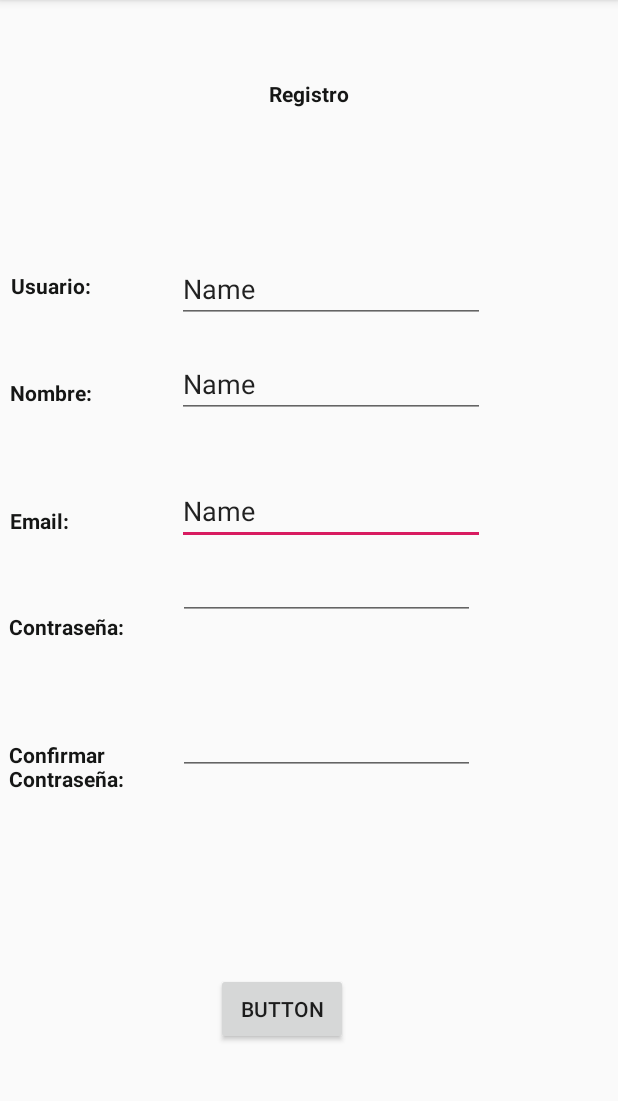
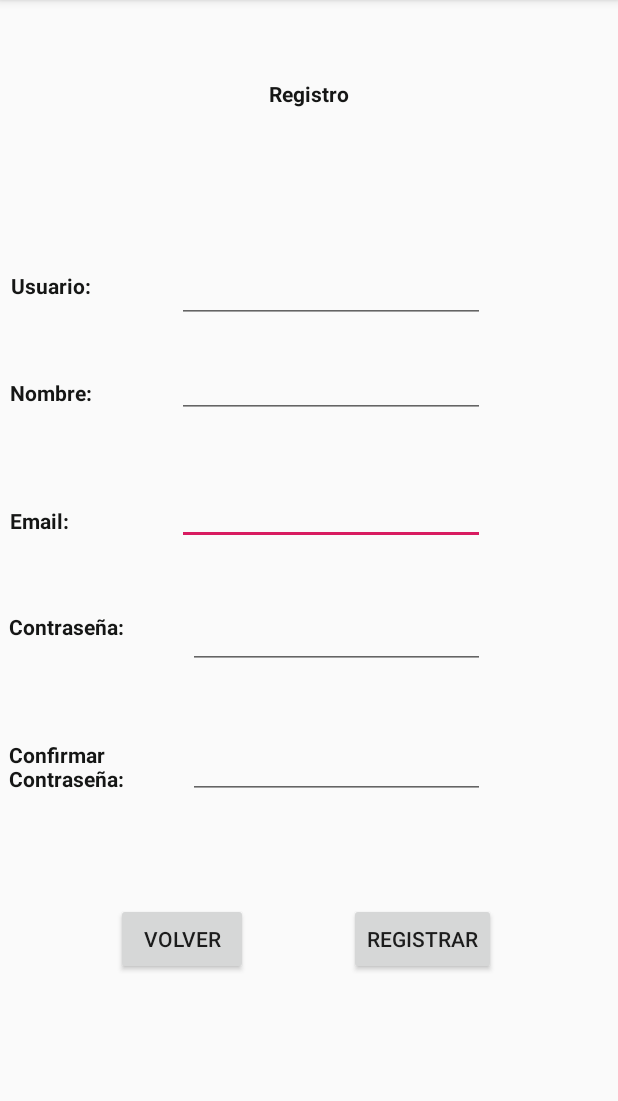
Before and after one commit to Pablogls2/MisTapasAndroid, an Android app: the fragment RegistroFragment shown on its own in the app's theme, on a phone screen of 412 x 824 dp, the part 84-1185 px from its top. Run offline under Robolectric (Android 15) with nearby library versions, the phone set to English and light mode, and no system bars.

Commit message:
Registro finalizado 03/02/2020

```diff
--- a/app/src/main/java/com/example/mistapas/ui/login/ActividadLogin.java
+++ b/app/src/main/java/com/example/mistapas/ui/login/ActividadLogin.java
@@ -108,7 +108,7 @@ public class ActividadLogin extends AppCompatActivity {
         btnLoginRegistro.setOnClickListener(new View.OnClickListener() {
             @Override
             public void onClick(View v) {
-                Intent i= new Intent(getActivity(), RegistroActivity.class);
+                Intent i= new Intent(getApplicationContext(), RegistroActivity.class);
                 startActivity(i);
             }
         });
--- a/app/src/main/java/com/example/mistapas/ui/modelos/Usuario.java
+++ b/app/src/main/java/com/example/mistapas/ui/modelos/Usuario.java
@@ -40,10 +40,12 @@ public class Usuario {
     }
 
     public Usuario(String nickname, String nombre, String email, String psw) {
+
         this.nickname = nickname;
         this.nombre = nombre;
         this.email = email;
         this.psw = psw;
+
     }
 
     public int getId() {
--- a/app/src/main/java/com/example/mistapas/ui/rest/MisTapasRest.java
+++ b/app/src/main/java/com/example/mistapas/ui/rest/MisTapasRest.java
@@ -23,7 +23,7 @@ public interface MisTapasRest {
 
     // Crear un producto
     //POST: http://localhost:8080/productos
-    @POST("registo")
+    @POST("registro")
     Call<Usuario> create(@Body Usuario user);
 
 }
--- a/app/src/main/res/layout/registro_activity.xml
+++ b/app/src/main/res/layout/registro_activity.xml
@@ -5,26 +5,32 @@
         android:layout_width="match_parent"
         android:layout_height="match_parent"
         tools:context=".ui.registro.RegistroFragment" android:id="@+id/cntRegistroConstraint">
+
     <EditText
+        android:id="@+id/etRegistroEmail"
         android:layout_width="205dp"
         android:layout_height="41dp"
+        android:ems="10"
         android:inputType="textPersonName"
-            android:text="Name"
-            android:ems="10"
-            android:id="@+id/etRegistroEmail"
-            app:layout_constraintStart_toStartOf="parent" app:layout_constraintEnd_toEndOf="parent"
-            app:layout_constraintBottom_toBottomOf="parent" app:layout_constraintTop_toTopOf="parent"
-            app:layout_constraintHorizontal_bias="0.572" app:layout_constraintVertical_bias="0.443"/>
+        app:layout_constraintBottom_toBottomOf="parent"
+        app:layout_constraintEnd_toEndOf="parent"
+        app:layout_constraintHorizontal_bias="0.572"
+        app:layout_constraintStart_toStartOf="parent"
+        app:layout_constraintTop_toTopOf="parent"
+        app:layout_constraintVertical_bias="0.443" />
+
     <EditText
+        android:id="@+id/etRegistroNombre"
         android:layout_width="205dp"
         android:layout_height="41dp"
+        android:ems="10"
         android:inputType="textPersonName"
-            android:text="Name"
-            android:ems="10"
-            android:id="@+id/etRegistroNombre"
-            app:layout_constraintStart_toStartOf="parent" app:layout_constraintEnd_toEndOf="parent"
-            app:layout_constraintBottom_toBottomOf="parent" app:layout_constraintTop_toTopOf="parent"
-            app:layout_constraintHorizontal_bias="0.572" app:layout_constraintVertical_bias="0.327"/>
+        app:layout_constraintBottom_toBottomOf="parent"
+        app:layout_constraintEnd_toEndOf="parent"
+        app:layout_constraintHorizontal_bias="0.572"
+        app:layout_constraintStart_toStartOf="parent"
+        app:layout_constraintTop_toTopOf="parent"
+        app:layout_constraintVertical_bias="0.327" />
     <TextView
             android:layout_width="95dp"
             android:layout_height="39dp"
@@ -74,42 +80,67 @@
             app:layout_constraintBottom_toBottomOf="parent" android:text="@string/registro_pass"
             app:layout_constraintVertical_bias="0.549" app:layout_constraintEnd_toEndOf="parent"
             app:layout_constraintHorizontal_bias="0.018" android:textColor="#151615" android:textStyle="bold"/>
+
     <EditText
+        android:id="@+id/etRegistroUsuario"
         android:layout_width="205dp"
         android:layout_height="41dp"
+        android:ems="10"
         android:inputType="textPersonName"
-            android:text="Name"
-            android:ems="10"
-            android:id="@+id/etRegistroUsuario"
-            app:layout_constraintStart_toStartOf="parent" app:layout_constraintEnd_toEndOf="parent"
-            app:layout_constraintBottom_toBottomOf="parent" app:layout_constraintTop_toTopOf="parent"
-            app:layout_constraintHorizontal_bias="0.572" app:layout_constraintVertical_bias="0.239"/>
+        app:layout_constraintBottom_toBottomOf="parent"
+        app:layout_constraintEnd_toEndOf="parent"
+        app:layout_constraintHorizontal_bias="0.572"
+        app:layout_constraintStart_toStartOf="parent"
+        app:layout_constraintTop_toTopOf="parent"
+        app:layout_constraintVertical_bias="0.239" />
+
     <EditText
+        android:id="@+id/etRegistroPass"
         android:layout_width="198dp"
         android:layout_height="37dp"
+        android:ems="10"
         android:inputType="textPassword"
-            android:ems="10"
-            android:id="@+id/etRegistroPass"
-            app:layout_constraintEnd_toEndOf="parent" app:layout_constraintStart_toStartOf="parent"
-            app:layout_constraintTop_toTopOf="parent" android:layout_marginTop="376dp"
-            app:layout_constraintHorizontal_bias="0.553" app:layout_constraintBottom_toBottomOf="parent"
-            app:layout_constraintVertical_bias="0.0"/>
+        app:layout_constraintBottom_toBottomOf="parent"
+        app:layout_constraintEnd_toEndOf="parent"
+        app:layout_constraintHorizontal_bias="0.586"
+        app:layout_constraintStart_toStartOf="parent"
+        app:layout_constraintTop_toTopOf="parent"
+        app:layout_constraintVertical_bias="0.559" />
+
     <EditText
+        android:id="@+id/etRegistroConfirm"
         android:layout_width="198dp"
         android:layout_height="37dp"
+        android:ems="10"
         android:inputType="textPassword"
-            android:ems="10"
-            android:id="@+id/etRegistroConfirm"
-            app:layout_constraintEnd_toEndOf="parent" app:layout_constraintStart_toStartOf="parent"
-            app:layout_constraintTop_toTopOf="parent" android:layout_marginTop="376dp"
-            app:layout_constraintHorizontal_bias="0.553" app:layout_constraintBottom_toBottomOf="parent"
-            app:layout_constraintVertical_bias="0.292"/>
+        app:layout_constraintBottom_toBottomOf="parent"
+        app:layout_constraintEnd_toEndOf="parent"
+        app:layout_constraintHorizontal_bias="0.586"
+        app:layout_constraintStart_toStartOf="parent"
+        app:layout_constraintTop_toTopOf="parent"
+        app:layout_constraintVertical_bias="0.678" />
+
     <Button
-            android:text="Button"
+        android:id="@+id/btnRegistroAceptar"
         android:layout_width="wrap_content"
         android:layout_height="wrap_content"
-            android:id="@+id/btnRegistroAceptar" app:layout_constraintEnd_toEndOf="parent"
-            app:layout_constraintStart_toStartOf="parent" app:layout_constraintTop_toTopOf="parent"
-            app:layout_constraintBottom_toBottomOf="parent" app:layout_constraintHorizontal_bias="0.445"
-            app:layout_constraintVertical_bias="0.901"/>
+        android:text="@string/btnRegistroRegistrar"
+        app:layout_constraintBottom_toBottomOf="parent"
+        app:layout_constraintEnd_toEndOf="parent"
+        app:layout_constraintHorizontal_bias="0.741"
+        app:layout_constraintStart_toStartOf="parent"
+        app:layout_constraintTop_toTopOf="parent"
+        app:layout_constraintVertical_bias="0.836" />
+
+    <Button
+        android:id="@+id/btnRegistroVolver"
+        android:layout_width="wrap_content"
+        android:layout_height="wrap_content"
+        android:text="@string/btnRegistroVolver"
+        app:layout_constraintBottom_toBottomOf="parent"
+        app:layout_constraintEnd_toEndOf="parent"
+        app:layout_constraintHorizontal_bias="0.239"
+        app:layout_constraintStart_toStartOf="parent"
+        app:layout_constraintTop_toTopOf="parent"
+        app:layout_constraintVertical_bias="0.836" />
 </androidx.constraintlayout.widget.ConstraintLayout>
--- a/app/src/main/res/values/dimens.xml
+++ b/app/src/main/res/values/dimens.xml
@@ -2,4 +2,5 @@
     <!-- Default screen margins, per the Android Design guidelines. -->
     <dimen name="activity_horizontal_margin">16dp</dimen>
     <dimen name="activity_vertical_margin">16dp</dimen>
+    <dimen name="fab_margin">16dp</dimen>
 </resources>
--- a/app/src/main/res/values/strings.xml
+++ b/app/src/main/res/values/strings.xml
@@ -10,4 +10,7 @@
     <string name="registro_nombre">Nombre:</string>
     <string name="title_lista">Lista de Bares</string>
     <string name="login_entrar">Login</string>
+    <string name="title_activity_main2">Main2Activity</string>
+    <string name="btnRegistroRegistrar">Registrar</string>
+    <string name="btnRegistroVolver">Volver</string>
 </resources>
--- a/app/src/main/res/values/styles.xml
+++ b/app/src/main/res/values/styles.xml
@@ -8,4 +8,13 @@
         <item name="colorAccent">@color/colorAccent</item>
     </style>
 
+    <style name="AppTheme.NoActionBar">
+        <item name="windowActionBar">false</item>
+        <item name="windowNoTitle">true</item>
+    </style>
+
+    <style name="AppTheme.AppBarOverlay" parent="ThemeOverlay.AppCompat.Dark.ActionBar" />
+
+    <style name="AppTheme.PopupOverlay" parent="ThemeOverlay.AppCompat.Light" />
+
 </resources>
```
Also changed, not shown: app/src/main/AndroidManifest.xml (+9 -6 lines), app/src/main/java/com/example/mistapas/ui/registro/RegistroActivity.java (+106 -2 lines), app/src/main/res/drawable/error_et.xml (added, +10 -0 lines). Lines whose indentation alone changed are shown as unchanged.
